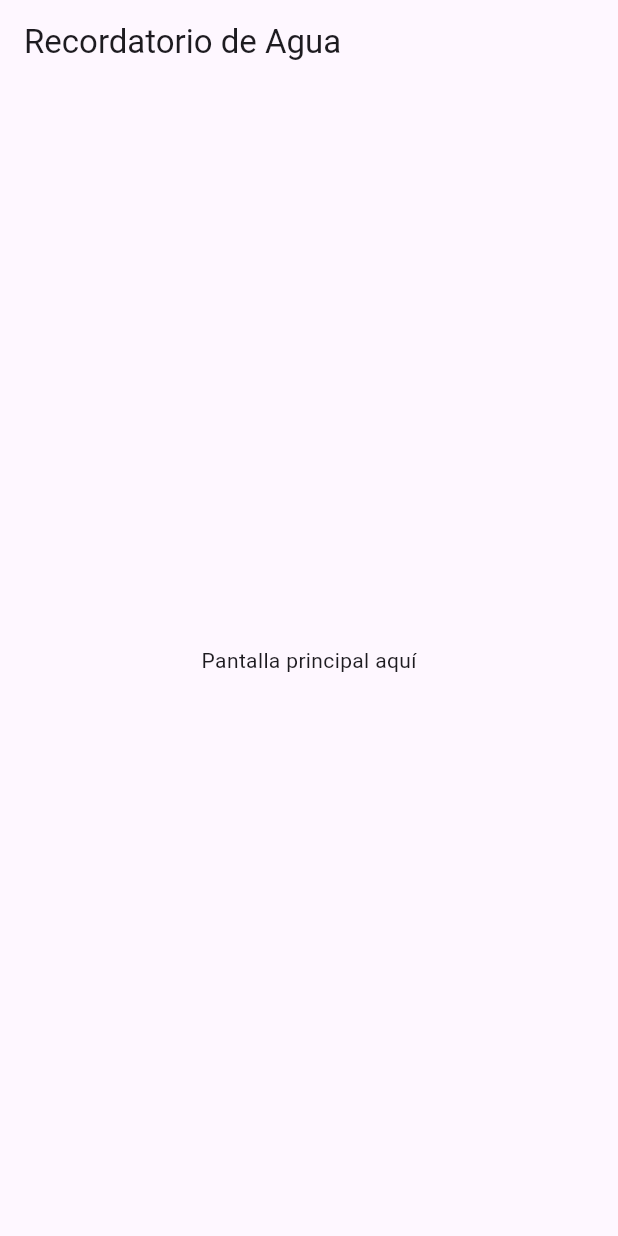
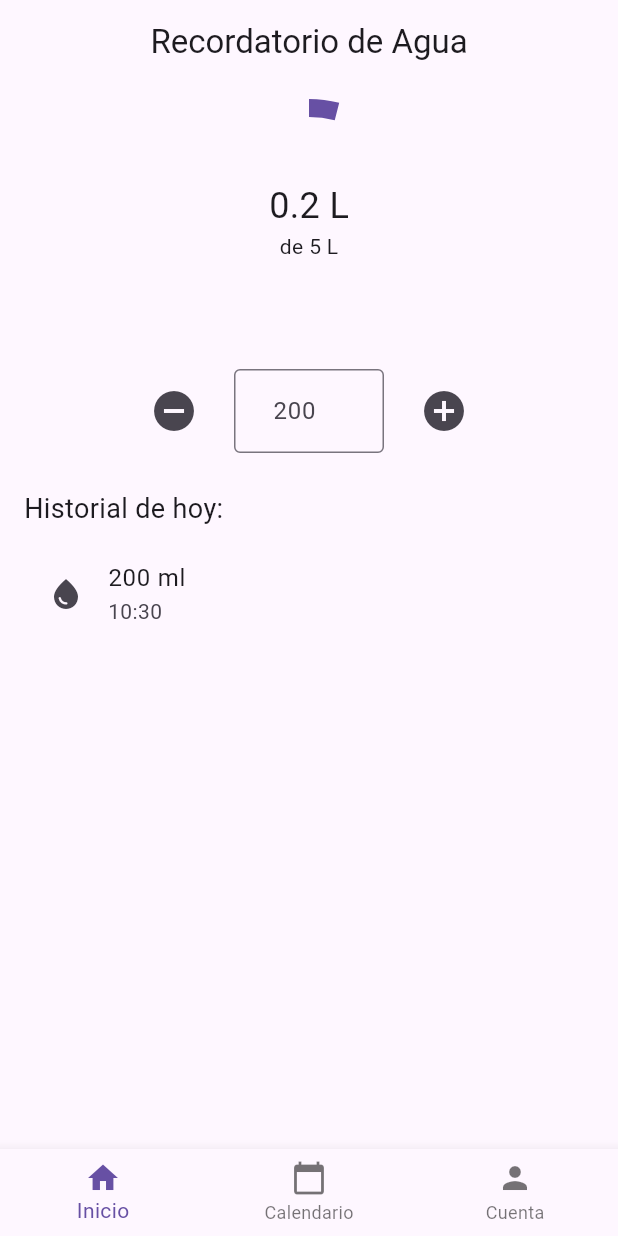
Before and after one commit to AngelAlvarez52/recordatoriodeagua, a Flutter app: the screen it shows after launch, on a phone screen of 412 x 824 dp. Run offline on Flutter 3.47's test engine with Material 3 defaults, Android fonts, the phone set to English and light mode, and no system bars; our stand-ins replace hive, hive_flutter; accounts and stored records are empty.

Commit message:
Se creo la base de la pantalla principal y se hicieron pruebas y las funciones principales funcionaron

```diff
--- a/recordatoriodeagua/lib/main.dart
+++ b/recordatoriodeagua/lib/main.dart
@@ -1,7 +1,9 @@
 import 'package:flutter/material.dart';
 import 'package:hive_flutter/hive_flutter.dart';
+import 'package:recordatoriodeagua/screens/home_screen.dart';
 import 'models/water_log.dart';
 import 'models/water_day.dart';
+import 'services/water_service.dart';
 
 void main() async {
   WidgetsFlutterBinding.ensureInitialized();
@@ -19,14 +21,19 @@ void main() async {
 
 class MyApp extends StatelessWidget {
   const MyApp({super.key});
+
   @override
   Widget build(BuildContext context) {
-    return MaterialApp(
-      title: 'Recordatorio de Agua',
-      home: Scaffold(
-        appBar: AppBar(title: Text('Recordatorio de Agua')),
-        body: Center(child: Text('Pantalla principal aquí')),
-      ),
-    );
+    // Prueba al iniciar
+    WaterService.addWater(200); // ← agrega 200 ml
+
+    final today = WaterService.getTodayData();
+    print('Cantidad total hoy: ${today.totalConsumed} ml');
+    print('Registros de hoy:');
+    for (var log in today.logs) {
+      print('- ${log.amount} ml a las ${log.time}');
+    }
+
+    return MaterialApp(title: 'Recordatorio de Agua', home: const HomeScreen());
   }
 }
--- /dev/null
+++ b/recordatoriodeagua/lib/screens/home_screen.dart
@@ -0,0 +1,142 @@
+import 'package:flutter/material.dart';
+import 'package:intl/intl.dart';
+import '../models/water_log.dart';
+import '../services/water_service.dart';
+
+class HomeScreen extends StatefulWidget {
+  const HomeScreen({super.key});
+
+  @override
+  State<HomeScreen> createState() => _HomeScreenState();
+}
+
+class _HomeScreenState extends State<HomeScreen> {
+  double amount = 200;
+
+  void _addWater() {
+    WaterService.addWater(amount);
+    setState(() {}); // actualiza pantalla
+  }
+
+  void _removeWater() {
+    WaterService.addWater(-amount);
+    setState(() {});
+  }
+
+  @override
+  Widget build(BuildContext context) {
+    final today = WaterService.getTodayData();
+    final porcentaje = (today.totalConsumed / 5000).clamp(0.0, 1.0);
+
+    return Scaffold(
+      appBar: AppBar(
+        title: const Text('Recordatorio de Agua'),
+        centerTitle: true,
+      ),
+      body: Padding(
+        padding: const EdgeInsets.all(16),
+        child: Column(
+          children: [
+            // Círculo de progreso
+            Stack(
+              alignment: Alignment.center,
+              children: [
+                SizedBox(
+                  width: 150,
+                  height: 150,
+                  child: CircularProgressIndicator(
+                    value: porcentaje,
+                    strokeWidth: 12,
+                  ),
+                ),
+                Column(
+                  mainAxisSize: MainAxisSize.min,
+                  children: [
+                    Text(
+                      '${(today.totalConsumed / 1000).toStringAsFixed(1)} L',
+                      style: const TextStyle(fontSize: 24),
+                    ),
+                    const Text('de 5 L'),
+                  ],
+                ),
+              ],
+            ),
+            const SizedBox(height: 24),
+
+            // Controles de agua
+            Row(
+              mainAxisAlignment: MainAxisAlignment.center,
+              children: [
+                IconButton(
+                  icon: const Icon(Icons.remove_circle, size: 32),
+                  onPressed: _removeWater,
+                ),
+                const SizedBox(width: 16),
+                SizedBox(
+                  width: 100,
+                  child: TextField(
+                    textAlign: TextAlign.center,
+                    keyboardType: TextInputType.number,
+                    onChanged: (value) {
+                      final parsed = double.tryParse(value);
+                      if (parsed != null) {
+                        setState(() {
+                          amount = parsed;
+                        });
+                      }
+                    },
+                    decoration: const InputDecoration(
+                      border: OutlineInputBorder(),
+                      hintText: '200',
+                      suffixText: 'ml',
+                    ),
+                  ),
+                ),
+                const SizedBox(width: 16),
+                IconButton(
+                  icon: const Icon(Icons.add_circle, size: 32),
+                  onPressed: _addWater,
+                ),
+              ],
+            ),
+
+            const SizedBox(height: 24),
+            const Align(
+              alignment: Alignment.centerLeft,
+              child: Text('Historial de hoy:', style: TextStyle(fontSize: 18)),
+            ),
+            const SizedBox(height: 8),
+
+            // Lista de registros
+            Expanded(
+              child: ListView.builder(
+                itemCount: today.logs.length,
+                itemBuilder: (context, index) {
+                  WaterLog log = today.logs[index];
+                  return ListTile(
+                    leading: const Icon(Icons.water_drop),
+                    title: Text('${log.amount.toStringAsFixed(0)} ml'),
+                    subtitle: Text(DateFormat.Hm().format(log.time)),
+                  );
+                },
+              ),
+            ),
+          ],
+        ),
+      ),
+
+      // Navegación inferior (placeholder)
+      bottomNavigationBar: BottomNavigationBar(
+        currentIndex: 0,
+        items: const [
+          BottomNavigationBarItem(icon: Icon(Icons.home), label: 'Inicio'),
+          BottomNavigationBarItem(
+            icon: Icon(Icons.calendar_today),
+            label: 'Calendario',
+          ),
+          BottomNavigationBarItem(icon: Icon(Icons.person), label: 'Cuenta'),
+        ],
+      ),
+    );
+  }
+}
--- a/recordatoriodeagua/pubspec.yaml
+++ b/recordatoriodeagua/pubspec.yaml
@@ -33,6 +33,7 @@ dependencies:
   hive: ^2.2.3
   hive_flutter: ^1.1.0
   path_provider: ^2.1.2
+  intl: ^0.18.1
 
 dev_dependencies:
   hive_generator: ^2.0.1
```
Also changed, not shown: recordatoriodeagua/pubspec.lock, 1 other file.
